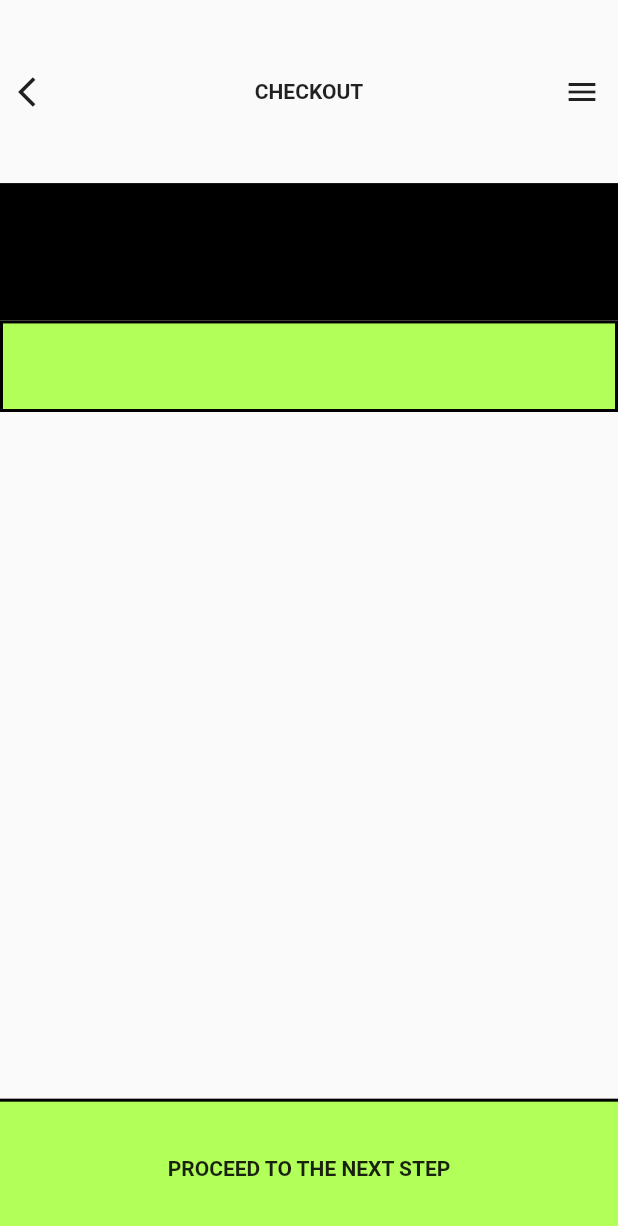
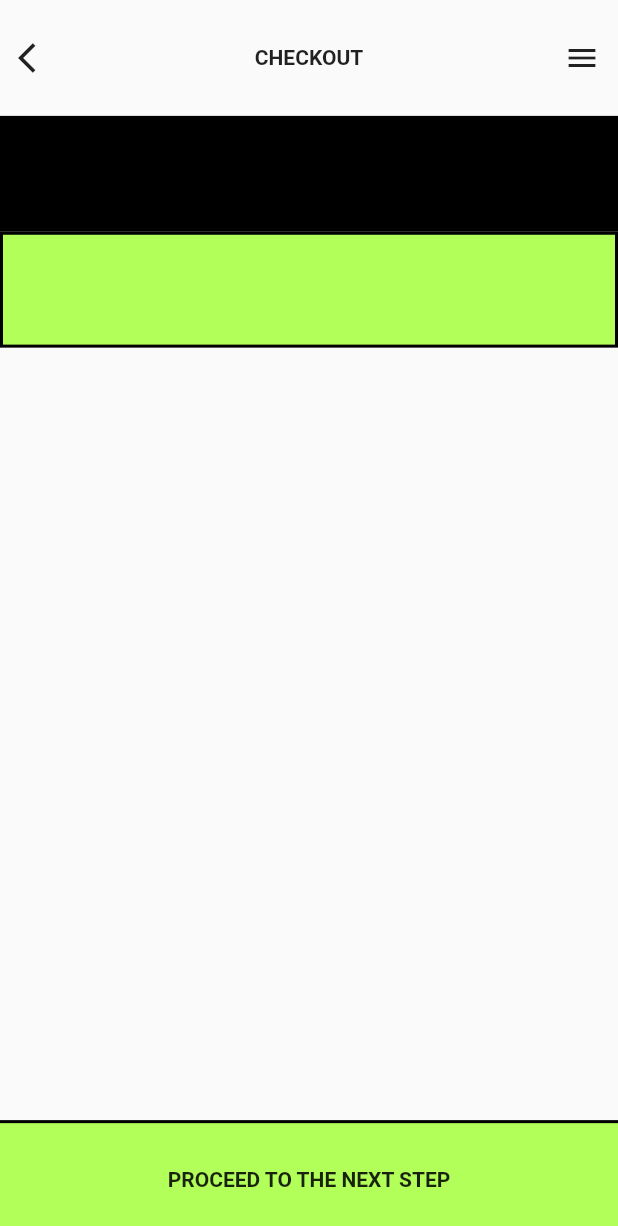
Before and after one commit to JAICHANGPARK/flutter_notebook_8th_story, a Flutter app: the screen it shows after launch, on a phone screen of 412 x 824 dp. Shown: the top 1226 px of the screen. Run offline on Flutter 3.47's test engine with Material 2 defaults, Android fonts, the phone set to English and light mode, and no system bars; our stand-ins replace google_fonts; Roboto replaces fonts that are missing (Alata).

Commit message:
Update fashion_store_page.dart

```diff
--- a/lib/ep561_fashion_store_app/fashion_store_page.dart
+++ b/lib/ep561_fashion_store_app/fashion_store_page.dart
@@ -23,7 +23,7 @@ class _FashionMainPageState extends State<FashionMainPage> {
         child: Column(
           children: [
             Expanded(
-                flex: 4,
+                flex: 3,
                 child: Row(
                   mainAxisAlignment: MainAxisAlignment.spaceBetween,
                   children: [
@@ -36,20 +36,24 @@ class _FashionMainPageState extends State<FashionMainPage> {
                   ],
                 )),
             Expanded(
-                flex: 3,
+                flex:3,
                 child: Container(
                   decoration: BoxDecoration(
                     color: Colors.black,
                   ),
                 )),
             Expanded(
-                flex: 2,
+                flex: 3,
                 child: Container(
                   decoration:
                       BoxDecoration(color: Colors.lightGreenAccent, border: Border.all(color: Colors.black,
                       width: 2)),
                 )),
-            Expanded(flex: 15, child: ListView()),
+            Expanded(flex: 20, child: ListView(
+              children: [
+
+              ],
+            )),
             Expanded(
                 flex: 3,
                 child: Container(
```
